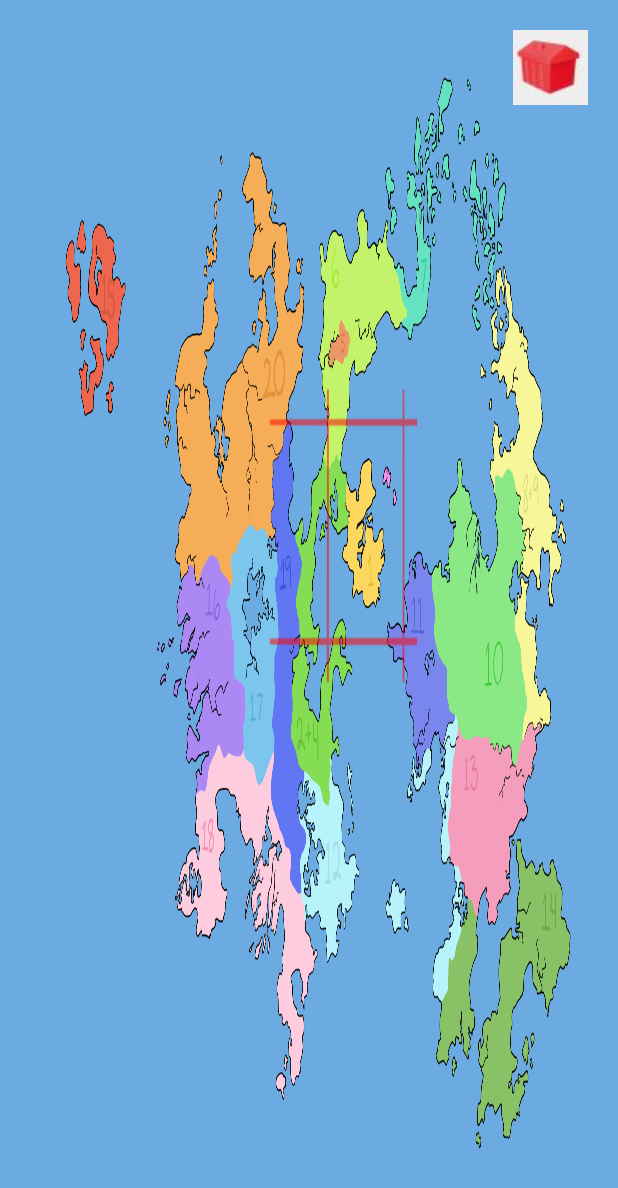
After one commit to alex0pheiffer/LiberatingDelta_vCurrent, an Android app: the wholeMapActivity screen opened directly, with no data from a screen before it, on a phone screen of 412 x 824 dp. The commit adds this screen. Shown: the top 1188 px of the screen. Run offline under Robolectric (Android 15) with nearby library versions, the phone set to English and light mode, and no system bars.

Commit message:
starting worldmap activity

```diff
--- a/app/src/main/java/com/example/rpg_v4/Main_Menyu_Fragements/region_fragments/RegionFragmentInterface.java
+++ b/app/src/main/java/com/example/rpg_v4/Main_Menyu_Fragements/region_fragments/RegionFragmentInterface.java
@@ -6,4 +6,5 @@
     final String THIS_LAYOUT="REGION_MAP_LAYOUT";
     regions getRegion();
     String getCURRENT_LAYOUT();
+    void showgo(boolean okay_go);
 }
--- /dev/null
+++ b/app/src/main/java/com/example/rpg_v4/wholeMapActivity.java
@@ -0,0 +1,14 @@
+package com.example.rpg_v4;
+
+import androidx.appcompat.app.AppCompatActivity;
+
+import android.os.Bundle;
+
+public class wholeMapActivity extends AppCompatActivity {
+
+    @Override
+    protected void onCreate(Bundle savedInstanceState) {
+        super.onCreate(savedInstanceState);
+        setContentView(R.layout.activity_whole_map);
+    }
+}
--- /dev/null
+++ b/app/src/main/res/layout/activity_whole_map.xml
@@ -0,0 +1,32 @@
+<?xml version="1.0" encoding="utf-8"?>
+<androidx.constraintlayout.widget.ConstraintLayout xmlns:android="http://schemas.android.com/apk/res/android"
+    xmlns:app="http://schemas.android.com/apk/res-auto"
+    xmlns:tools="http://schemas.android.com/tools"
+    android:layout_width="match_parent"
+    android:layout_height="match_parent"
+    tools:context=".wholeMapActivity"
+    android:background="@drawable/worldmap_regions_testerbox">
+
+    <LinearLayout
+        android:id="@+id/worldmap_backbtn"
+        android:layout_width="wrap_content"
+        android:layout_height="wrap_content"
+        app:layout_constraintTop_toTopOf="parent"
+        app:layout_constraintEnd_toEndOf="parent"
+        >
+        <ImageView
+            android:layout_width="match_parent"
+            android:layout_height="match_parent"
+            android:src="@drawable/molopoly_hotel"
+            android:layout_marginTop="20dp"
+            android:layout_marginRight="20dp"/>
+    </LinearLayout>
+
+    <LinearLayout
+        android:id="@+id/worldmap_infobox"
+        android:layout_width="60dp"
+        android:layout_height="80dp"
+        android:orientation="vertical">
+    </LinearLayout>
+
+</androidx.constraintlayout.widget.ConstraintLayout>
```
Also changed, not shown: app/src/main/AndroidManifest.xml (+34 -12 lines), app/src/main/java/com/example/rpg_v4/MainMenyuActivity.java (+9 -1 lines), app/src/main/java/com/example/rpg_v4/Main_Menyu_Fragements/region_fragments/region_1_fragment.java (+12 -1 lines), app/src/main/java/com/example/rpg_v4/Main_Menyu_Fragements/region_fragments/region_5_fragment.java (+8 -2 lines), app/src/main/res/layout/fragment_region_1_fragment.xml (+15 -1 lines), app/src/main/res/layout/fragment_region_5_fragment.xml (+15 -1 lines), app/src/main/res/drawable/worldmap_regions_testerbox.png (added).
